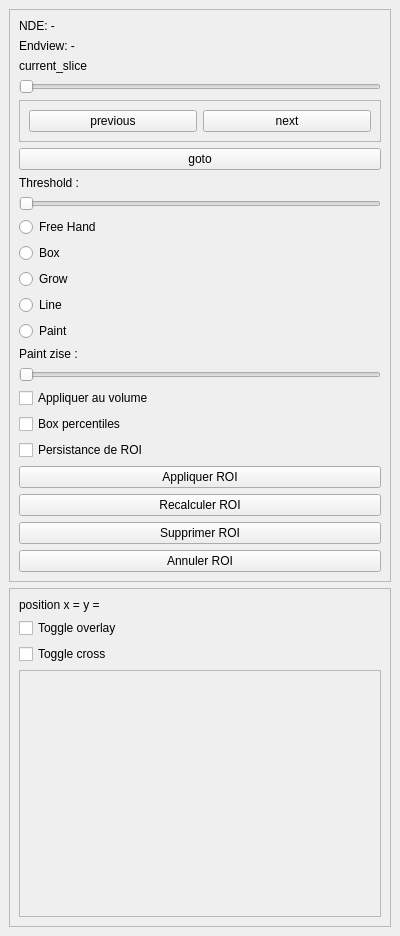
Before: the Qt Designer form toolspanel.ui in ostidepeignecul/segmentation-tool, drawn with Qt 5.
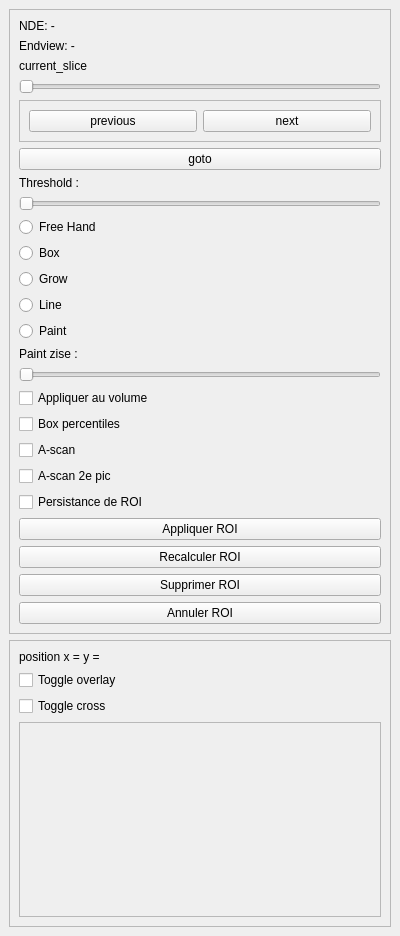
After: the same form once the commit is applied. Custom widgets are drawn as their Qt base class.

Commit message: Mode ROI A-scan max avec selection du 1er/2e pic

```diff
--- a/toolspanel.ui
+++ b/toolspanel.ui
@@ -162,6 +162,20 @@
          </property>
         </widget>
        </item>
+       <item>
+        <widget class="QCheckBox" name="checkBox_6">
+         <property name="text">
+          <string>A-scan</string>
+         </property>
+        </widget>
+       </item>
+       <item>
+        <widget class="QCheckBox" name="checkBox_7">
+         <property name="text">
+          <string>A-scan 2e pic</string>
+         </property>
+        </widget>
+       </item>
        <item>
         <widget class="QCheckBox" name="checkBox_3">
          <property name="text">
@@ -252,8 +266,8 @@
            <rect>
             <x>0</x>
             <y>0</y>
-            <width>356</width>
-            <height>95</height>
+            <width>344</width>
+            <height>75</height>
            </rect>
           </property>
           <property name="minimumSize">
```
The commit also changes 7 other files.
